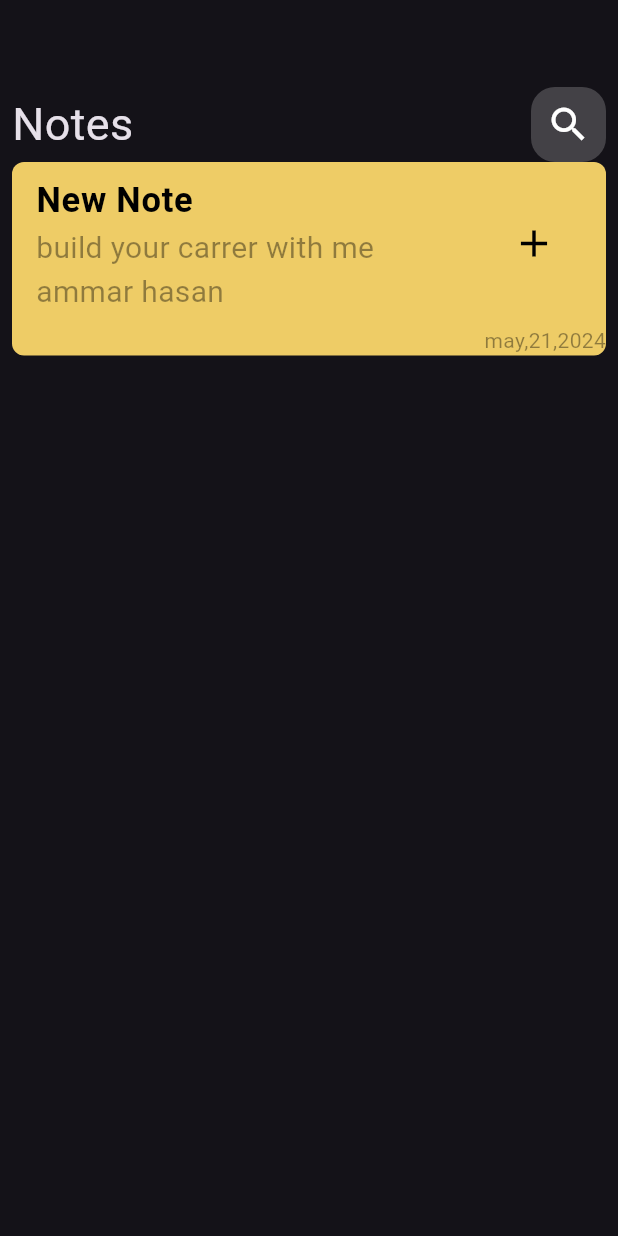
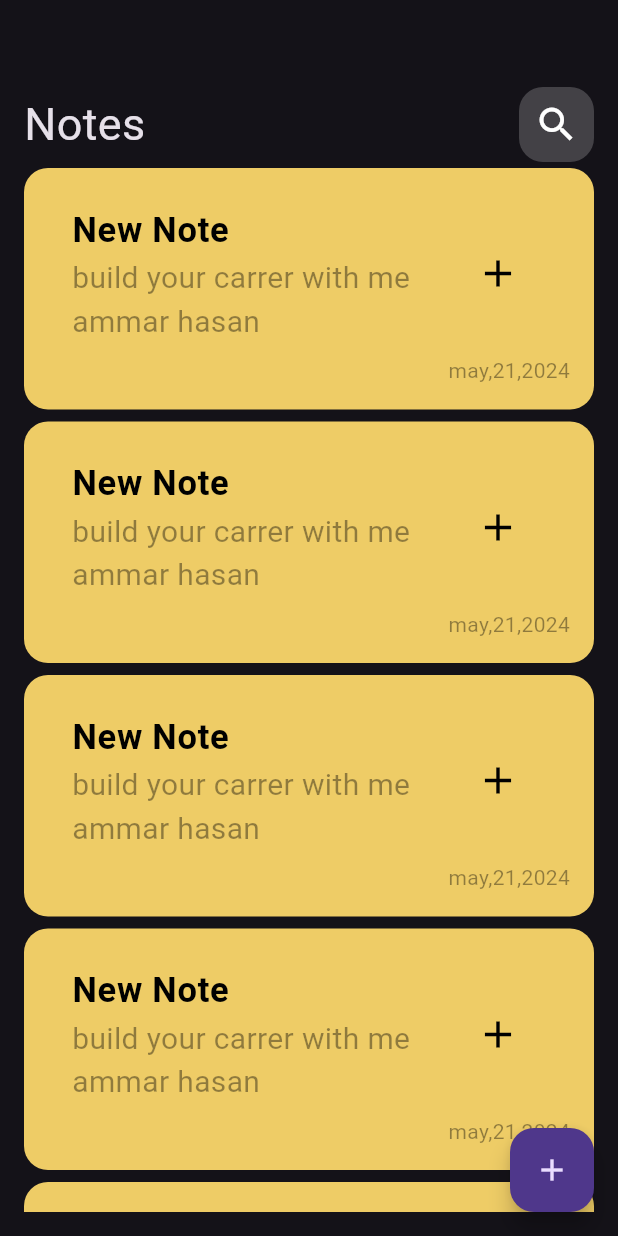
Before and after one commit to ATHEKILLER17/Noteapp, a Flutter app: the screen it shows after launch, on a phone screen of 412 x 824 dp. Run offline on Flutter 3.47's test engine with Material 3 defaults, Android fonts, the phone set to English and light mode, and no system bars.

Commit message:
floating action button

```diff
--- a/lib/views/notebage.dart
+++ b/lib/views/notebage.dart
@@ -1,4 +1,5 @@
 import 'package:flutter/material.dart';
+import 'package:noteapp/views/widgets/Note_listview.dart';
 import 'package:noteapp/views/widgets/custom_appbare.dart';
 import 'package:noteapp/views/widgets/custom_notegen.dart';
 
@@ -7,17 +8,35 @@ class Notepage extends StatelessWidget {
 
   @override
   Widget build(BuildContext context) {
-    return const Scaffold(
-      body: Padding(
-        padding: EdgeInsets.all(8.0),
+    return Scaffold(
+      floatingActionButton: FloatingActionButton(
+          child: const Icon(Icons.add),
+          onPressed: () {
+            showModalBottomSheet(
+                context: context,
+                builder: (context) {
+                  return const Addnoteitem();
+                });
+          }),
+      body: const Padding(
+        padding: EdgeInsets.only(top: 8, left: 16, right: 16, bottom: 16),
         child: Column(children: [
           SizedBox(
             height: 50,
           ),
           Customappbare(),
-          Custonnotegen(),
+          Expanded(child: Notelistview()),
         ]),
       ),
     );
   }
 }
+
+class Addnoteitem extends StatelessWidget {
+  const Addnoteitem({super.key});
+
+  @override
+  Widget build(BuildContext context) {
+    return Container();
+  }
+}
--- /dev/null
+++ b/lib/views/widgets/Note_listview.dart
@@ -0,0 +1,16 @@
+import 'package:flutter/material.dart';
+import 'package:noteapp/views/widgets/custom_notegen.dart';
+
+class Notelistview extends StatelessWidget {
+  const Notelistview({super.key});
+
+  @override
+  Widget build(BuildContext context) {
+    return ListView.builder(itemBuilder: (context, index) {
+      return const Padding(
+        padding: EdgeInsets.symmetric(vertical: 4),
+        child: Custonnotegen(),
+      );
+    });
+  }
+}
--- a/lib/views/widgets/custom_notegen.dart
+++ b/lib/views/widgets/custom_notegen.dart
@@ -6,9 +6,10 @@ class Custonnotegen extends StatelessWidget {
   @override
   Widget build(BuildContext context) {
     return Container(
+      padding: const EdgeInsets.all(16),
       decoration: const BoxDecoration(
         color: Color.fromARGB(255, 238, 204, 102),
-        borderRadius: BorderRadius.all(Radius.circular(8)),
+        borderRadius: BorderRadius.all(Radius.circular(16)),
       ),
       child: Column(
         crossAxisAlignment: CrossAxisAlignment.end,
```
